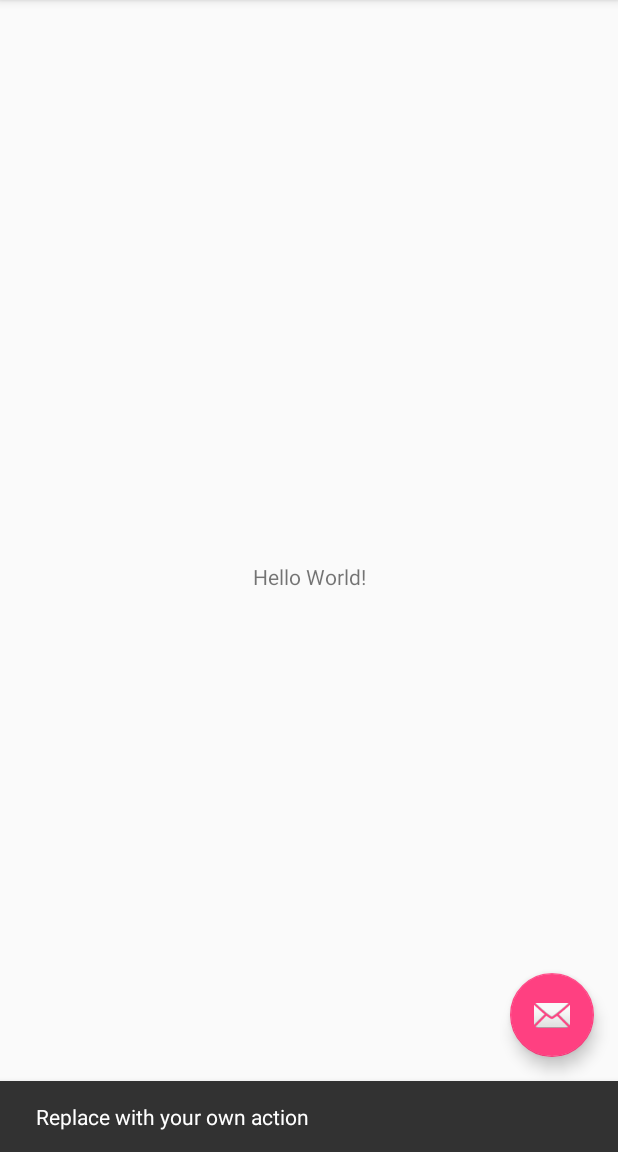
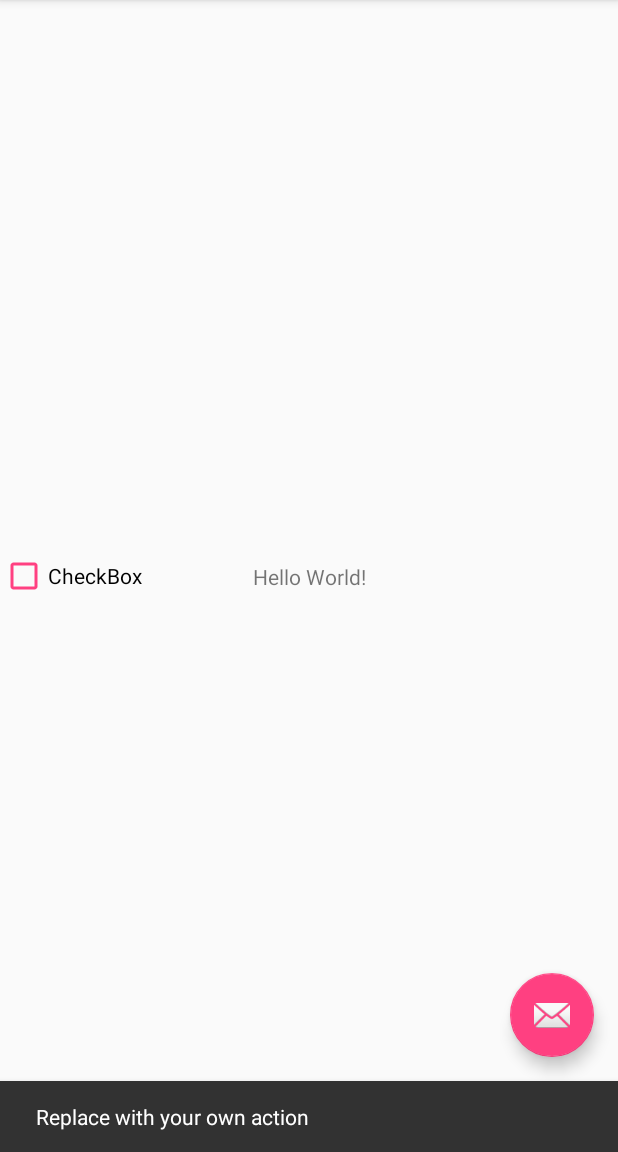
Before and after one commit to williamyf/AndroidStudioProjects, an Android app: the MainActivity screen opened directly, with no data from a screen before it, after a tap on an icon or button, on a phone screen of 412 x 824 dp, the part 84-1236 px from its top. Run offline under Robolectric (Android 15) with nearby library versions, the phone set to English and light mode, and no system bars; 2 statements that could not run were skipped.

Commit message:
改变checkbox的颜色使用buttonTint属性

```diff
--- a/app/src/main/res/layout/activity_main.xml
+++ b/app/src/main/res/layout/activity_main.xml
@@ -21,7 +21,8 @@
 
     </android.support.design.widget.AppBarLayout>
 
-    <include layout="@layout/content_main"/>
+    <include layout="@layout/content_main"
+        android:id="@+id/include" />
 
     <android.support.design.widget.FloatingActionButton
         android:id="@+id/fab"
@@ -31,4 +32,15 @@
         android:layout_margin="@dimen/fab_margin"
         app:srcCompat="@android:drawable/ic_dialog_email" />
 
+    <CheckBox
+        android:id="@+id/checkBox2"
+        android:layout_width="wrap_content"
+        android:layout_height="wrap_content"
+        android:layout_gravity="center_vertical|right"
+        android:text="CheckBox"
+        android:textColorLink="@android:color/holo_green_light"
+        app:buttonTint="@color/colorAccent"
+        app:layout_anchor="@+id/include"
+        app:layout_anchorGravity="center_vertical|left" />
+
 </android.support.design.widget.CoordinatorLayout>
```
